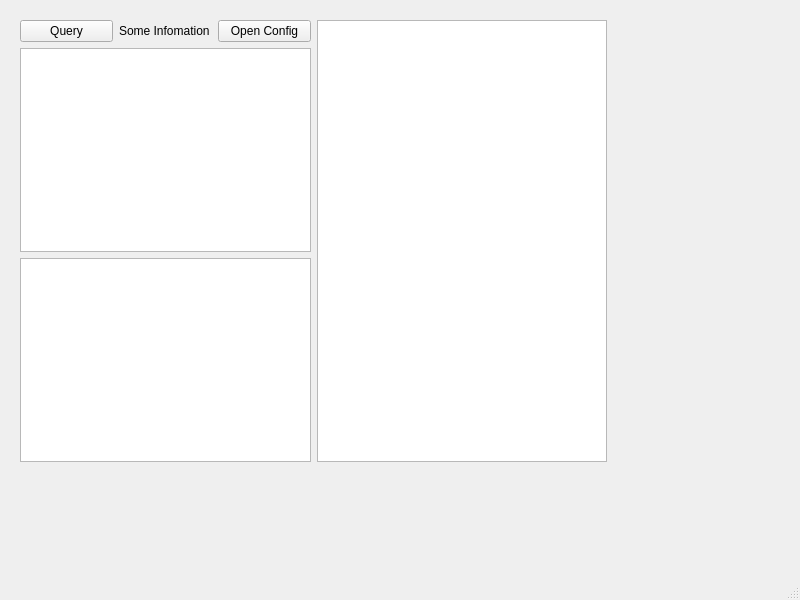
Above: qtui/entry.ui from evilloop/12306 before the change. Below: the same form after it.
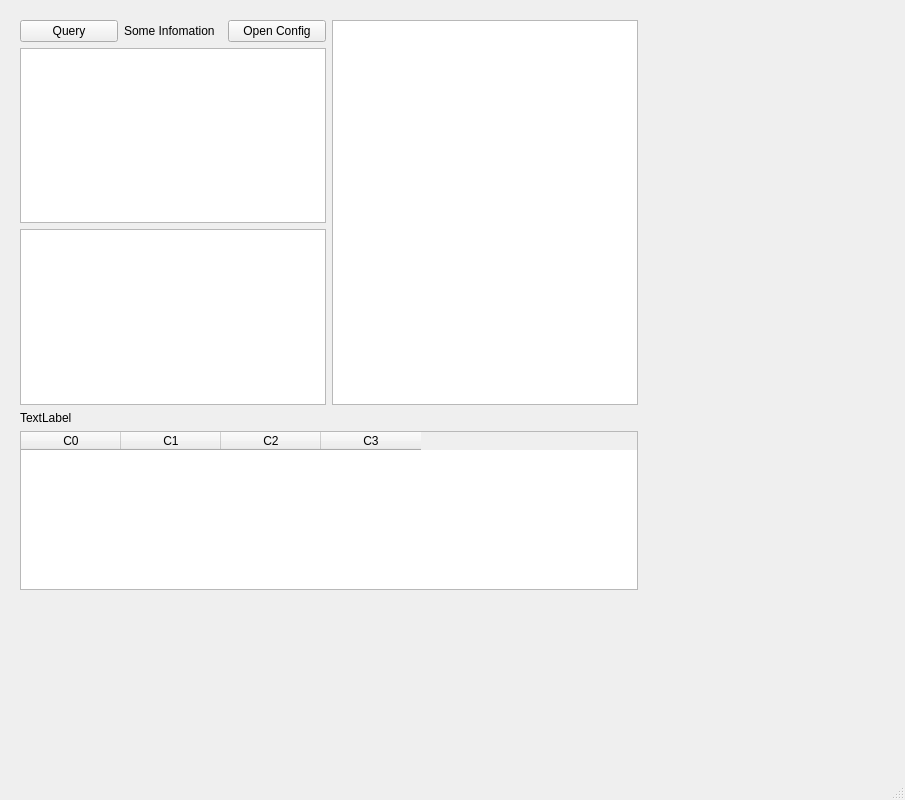
That is the form after the change.

```diff
--- a/qtui/entry.ui
+++ b/qtui/entry.ui
@@ -6,8 +6,8 @@
    <rect>
     <x>0</x>
     <y>0</y>
-    <width>800</width>
-    <height>600</height>
+    <width>905</width>
+    <height>800</height>
    </rect>
   </property>
   <property name="windowTitle">
@@ -19,11 +19,13 @@
      <rect>
       <x>20</x>
       <y>20</y>
-      <width>587</width>
-      <height>442</height>
+      <width>618</width>
+      <height>570</height>
      </rect>
     </property>
-    <layout class="QHBoxLayout" name="horizontalLayout">
+    <layout class="QVBoxLayout" name="verticalLayout_4">
+     <item>
+      <layout class="QHBoxLayout" name="horizontalLayout" stretch="0,0">
      <item>
       <layout class="QVBoxLayout" name="verticalLayout_2">
        <item>
@@ -64,7 +66,40 @@
       </layout>
      </item>
      <item>
-      <widget class="QListView" name="log_list"/>
+        <widget class="QListWidget" name="log_list"/>
+       </item>
+      </layout>
+     </item>
+     <item>
+      <widget class="QLabel" name="label">
+       <property name="text">
+        <string>TextLabel</string>
+       </property>
+      </widget>
+     </item>
+     <item>
+      <widget class="QTableWidget" name="auth_table">
+       <column>
+        <property name="text">
+         <string>C0</string>
+        </property>
+       </column>
+       <column>
+        <property name="text">
+         <string>C1</string>
+        </property>
+       </column>
+       <column>
+        <property name="text">
+         <string>C2</string>
+        </property>
+       </column>
+       <column>
+        <property name="text">
+         <string>C3</string>
+        </property>
+       </column>
+      </widget>
      </item>
     </layout>
    </widget>
```
Left out of the diff: 2 changed lines with no effect on the pictures. Lines whose indentation alone changed are shown as unchanged.
